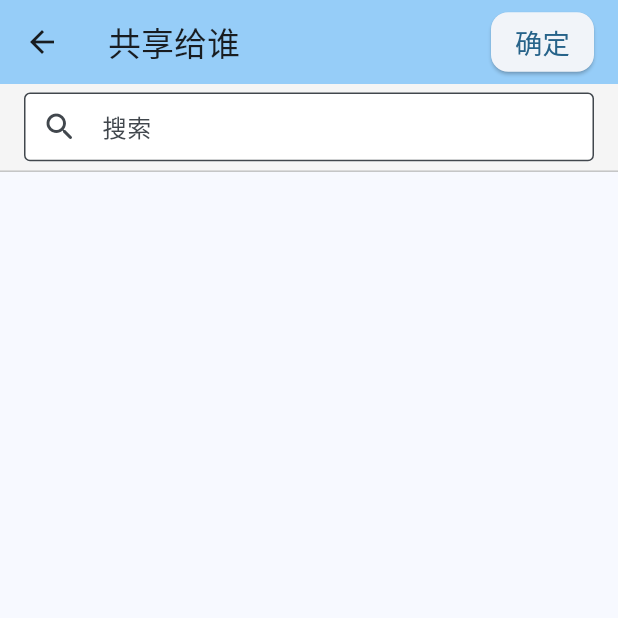
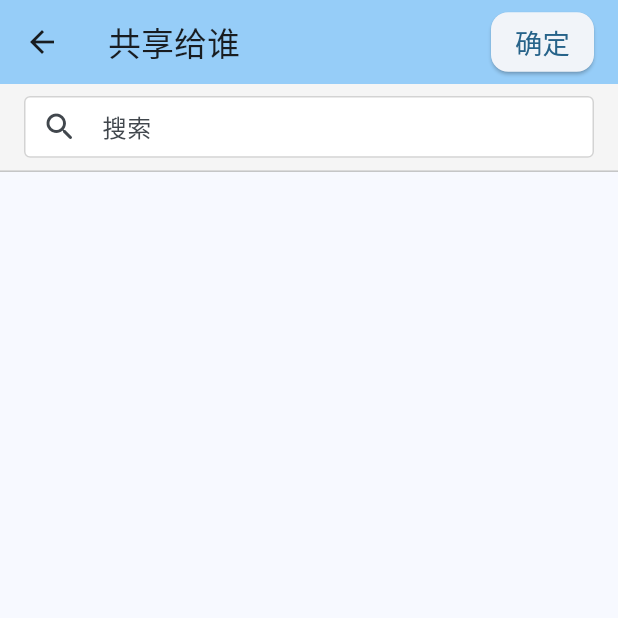
Before and after one commit to dhcdeveloper/knowledege_bridge_flutter, a Flutter app: the ShareSelectPage screen opened by its route, on a phone screen of 412 x 824 dp, the top half of it. Run offline on Flutter 3.47's test engine with Material 3 defaults, Android fonts, the phone set to English and light mode, and no system bars; our stand-ins replace curved_navigation_bar, dio, file_picker, flutter_screenutil, get, image_picker and 1 more; statements that could not run were skipped.

Commit message:
分享上传输入框美化——li

```diff
--- a/lib/pages/kb_share_select_page.dart
+++ b/lib/pages/kb_share_select_page.dart
@@ -77,6 +77,15 @@ class _ShareSelectPageState extends State<ShareSelectPage> {
 
   @override
   Widget build(BuildContext context) {
+
+    var customBorder = const OutlineInputBorder(
+      borderSide: BorderSide(color: Color(0xFFD3D3D3)),
+    );
+
+    var focusedBorder = const OutlineInputBorder(
+      borderSide: BorderSide(color: Color(0xFF4682B4)),
+    );
+
     return Scaffold(
       appBar: AppBar(
         backgroundColor: Theme.of(context).colorScheme.inversePrimary,
@@ -122,8 +131,9 @@ class _ShareSelectPageState extends State<ShareSelectPage> {
             pinned: true,
             toolbarHeight: 50.w,
             backgroundColor: const Color(0xFFF5F5F5),
-            title: SizedBox(
+            title: Container(
               height: 40.w,
+              padding: EdgeInsets.symmetric(vertical: 2.w),
               child: TextField(
                 style: TextStyle(
                   fontSize: 14.sp,
@@ -136,7 +146,9 @@ class _ShareSelectPageState extends State<ShareSelectPage> {
                     fontSize: 14.sp,
                   ),
                   prefixIcon: const Icon(Icons.search_rounded),
-                  border: const OutlineInputBorder(),
+                  border: customBorder,
+                  enabledBorder: customBorder,
+                  focusedBorder: focusedBorder,
                   contentPadding: EdgeInsets.all(5.w),
                 ),
                 onChanged: (String text) {
```
